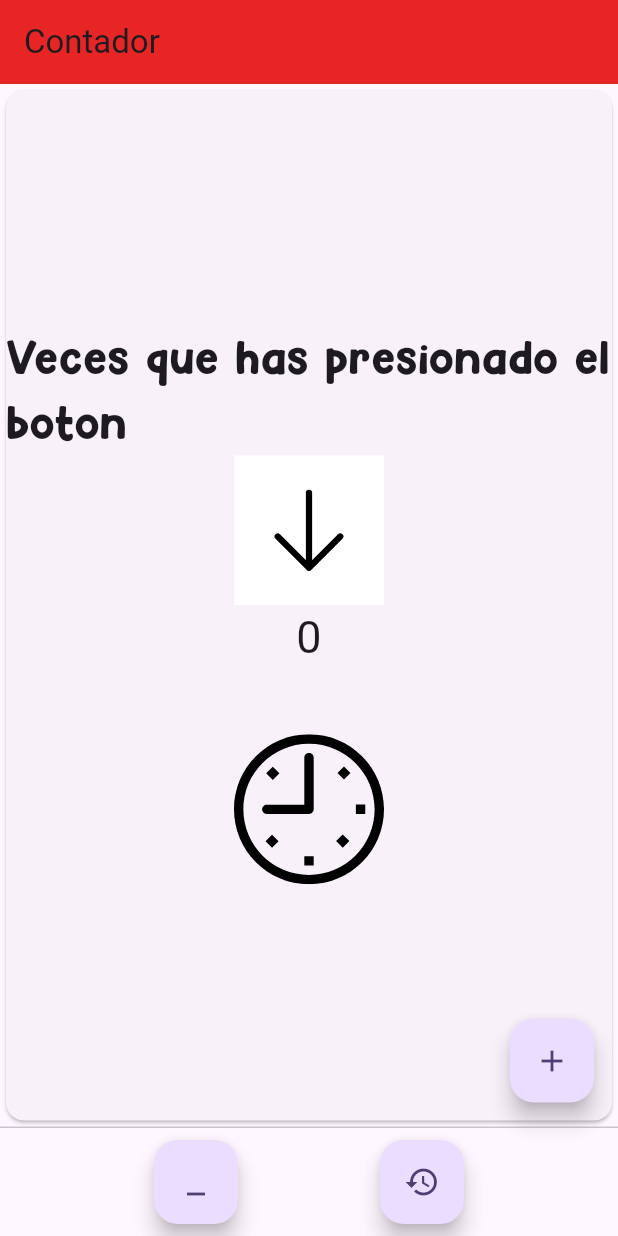
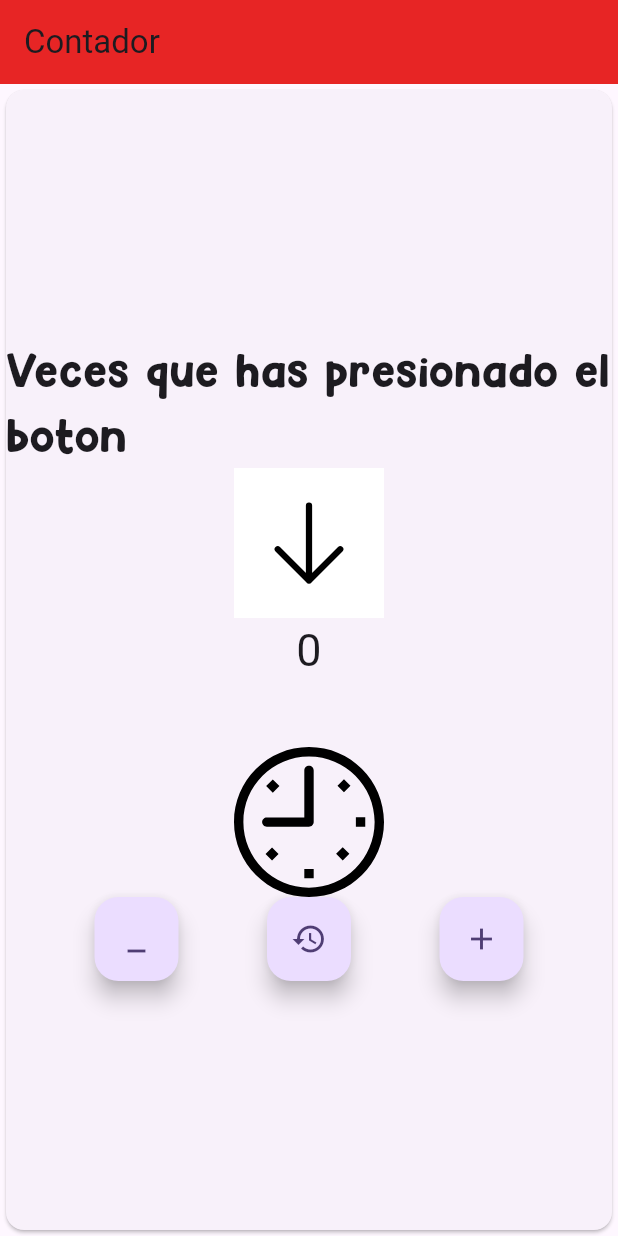
Before and after one commit to Vaporu-Code/laboratorios_Acevedo, a Flutter app: the screen it shows after launch, on a phone screen of 412 x 824 dp. Run offline on Flutter 3.47's test engine with Material 3 defaults, Android fonts, the phone set to English and light mode, and no system bars; our stand-ins replace flutter_svg.

Commit message:
finalizado lab 5
ooooooooooo

```diff
--- a/laboratorio/lib/pages/home.dart
+++ b/laboratorio/lib/pages/home.dart
@@ -46,7 +46,7 @@ class _HomeState extends State<Home> {
       break;
       default:
         estadoVictoria = " ";
-        icono ="assets/icons/default";
+        icono ="assets/icons/default.svg";
       break;
     }
   }
@@ -87,7 +87,21 @@ class _HomeState extends State<Home> {
               SvgPicture.asset(icono, height: 100, width: 100,),
 
               Row(
-
+                mainAxisAlignment: MainAxisAlignment.spaceEvenly,
+                children: [
+                  FloatingActionButton(
+                    onPressed: _decreaseCounter,
+                    child: const Icon(Icons.minimize),
+                  ),
+                  FloatingActionButton(
+                    onPressed: _resetCounter,
+                    child: const Icon(Icons.restore),
+                  ),
+                  FloatingActionButton(
+                    onPressed: _incrementCounter,
+                    child: const Icon(Icons.add),
+                  ),
+                ],
 
               ),
 
@@ -95,29 +109,10 @@ class _HomeState extends State<Home> {
           ),
         ),
       ),
-      floatingActionButton: FloatingActionButton(
-        onPressed: _incrementCounter,
-        tooltip: 'Increment',
-        child: const Icon(Icons.add),
-      ),
-      persistentFooterAlignment: AlignmentDirectional.bottomCenter,
-      persistentFooterButtons: [
-        Row(
-          mainAxisAlignment: MainAxisAlignment.spaceEvenly,
-          children: [
-            FloatingActionButton(
-              onPressed: _decreaseCounter,
-              child: const Icon(Icons.minimize),
-              tooltip: 'Decrease',
-            ),
-            FloatingActionButton(
-              onPressed: _resetCounter,
-              child: const Icon(Icons.restore),
-              tooltip: 'Reset',
-            ),
-          ],
-        ),
-      ],
+
+
+
+
     );
   }
 }
```
Also changed, not shown: 1 other file.
